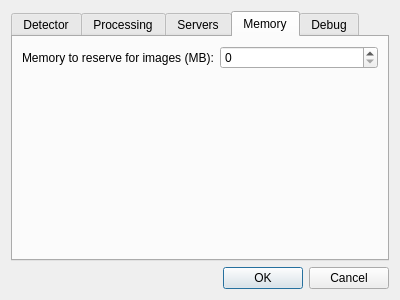
The window that source/qxrdpreferencesdialog.ui (guyjennings/qxrd) describes before a commit, drawn with Qt 5.
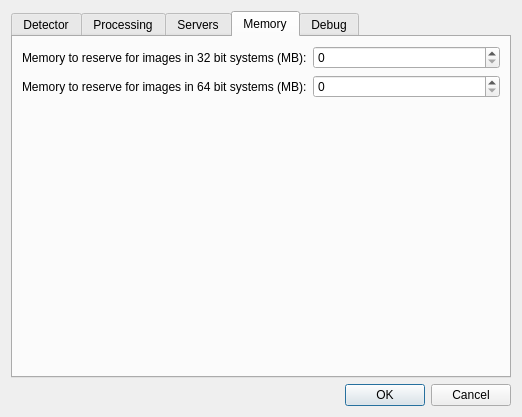
The same window after the commit. The open tabs and pages were chosen to show the change.

Commit message: Separate memory limits for 32 and 64 bit versions

```diff
--- a/source/qxrdpreferencesdialog.ui
+++ b/source/qxrdpreferencesdialog.ui
@@ -6,8 +6,8 @@
    <rect>
     <x>0</x>
     <y>0</y>
-    <width>400</width>
-    <height>300</height>
+    <width>522</width>
+    <height>417</height>
    </rect>
   </property>
   <property name="windowTitle">
@@ -256,14 +256,14 @@
        <item row="0" column="0">
         <widget class="QLabel" name="label_14">
          <property name="text">
-          <string>Memory to reserve for images (MB):</string>
+          <string>Memory to reserve for images in 32 bit systems (MB):</string>
          </property>
         </widget>
        </item>
        <item row="0" column="1">
         <widget class="QSpinBox" name="m_ReservedMemory"/>
        </item>
-       <item row="1" column="1">
+       <item row="2" column="1">
         <spacer name="verticalSpacer_2">
          <property name="orientation">
           <enum>Qt::Vertical</enum>
@@ -276,6 +276,16 @@
          </property>
         </spacer>
        </item>
+       <item row="1" column="1">
+        <widget class="QSpinBox" name="m_ReservedMemory64"/>
+       </item>
+       <item row="1" column="0">
+        <widget class="QLabel" name="label_17">
+         <property name="text">
+          <string>Memory to reserve for images in 64 bit systems (MB):</string>
+         </property>
+        </widget>
+       </item>
       </layout>
      </widget>
      <widget class="QWidget" name="debug">
```
Left out of the diff: 2 changed lines with no effect on the pictures. The commit also changes 6 other files.
